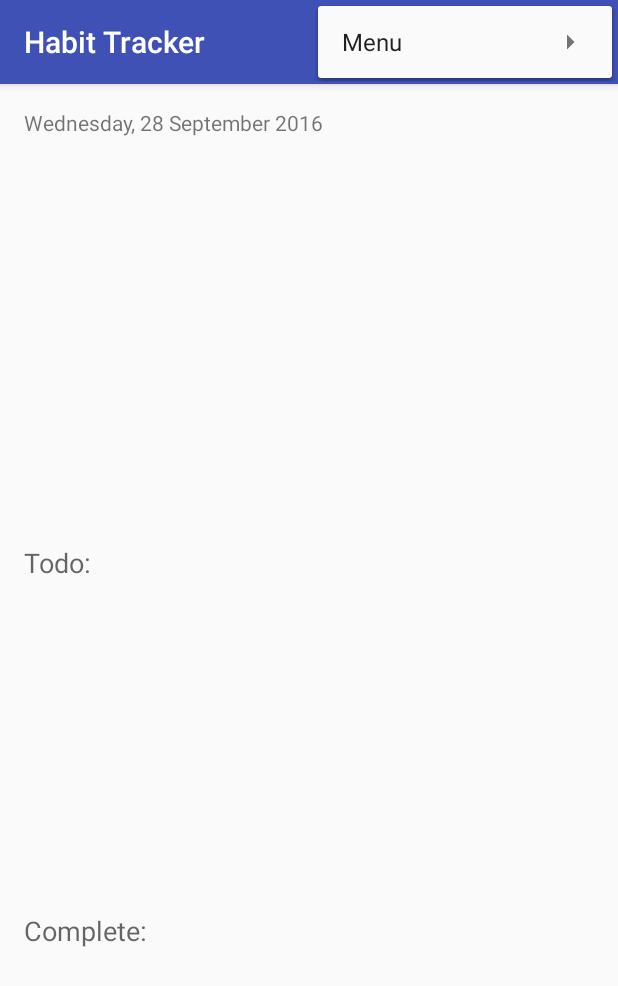
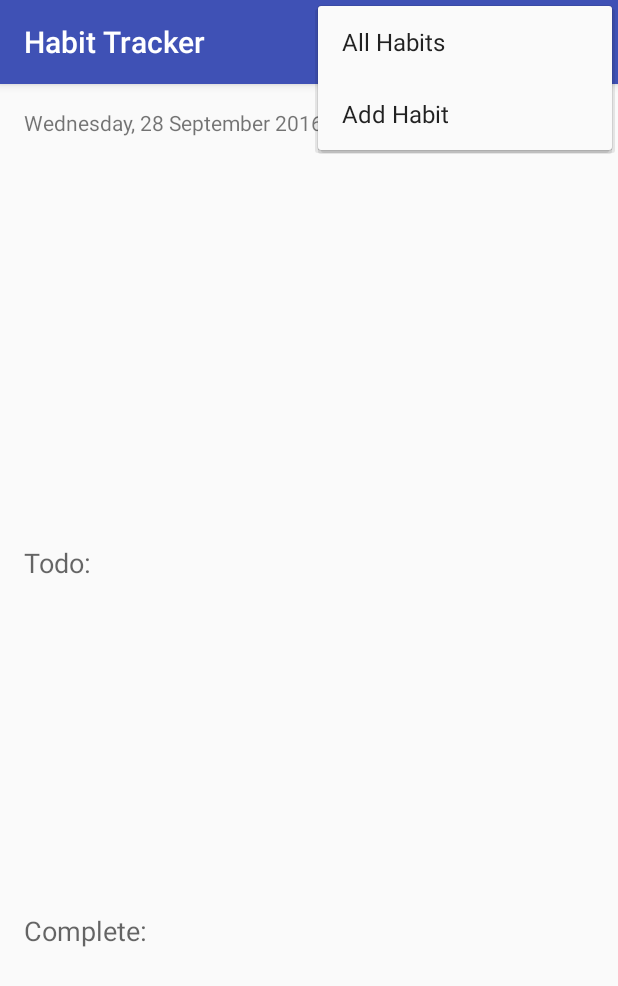
Before and after one commit to Asanche/HabitTracker, an Android app: the screen it shows after launch (MainActivity), with the options menu open, on a phone screen of 412 x 824 dp. Shown: the top 986 px of the screen. Run offline under Robolectric (Android 15) with nearby library versions, the phone set to English and light mode, and no system bars; 4 statements that could not run were skipped.

Commit message:
Renamed the all habits activity, got it to display all habits. Also added the add Habit activity, have UI in place.

```diff
--- a/app/src/main/AndroidManifest.xml
+++ b/app/src/main/AndroidManifest.xml
@@ -15,7 +15,9 @@
                 <category android:name="android.intent.category.LAUNCHER"/>
             </intent-filter>
         </activity>
-        <activity android:name=".AllHabits">
+        <activity android:name=".AllHabitsActivity">
+        </activity>
+        <activity android:name=".AddHabitActivity">
         </activity>
     </application>
 
--- a/app/src/main/java/com/example/adam/habittracker/Habit.java
+++ b/app/src/main/java/com/example/adam/habittracker/Habit.java
@@ -69,8 +69,8 @@ public class Habit
     @Override
     public String toString()
     {
-        String completedString = "Completed: ";
-        return this.name + " | " + completedString;
+        String completedString = (complete) ? "Complete!" : "Not Complete...";
+        return this.name + " \n " + completedString;
     }
 
 
--- a/app/src/main/res/menu/mainmenu.xml
+++ b/app/src/main/res/menu/mainmenu.xml
@@ -1,13 +1,7 @@
 <?xml version="1.0" encoding="utf-8"?>
 <menu xmlns:android="http://schemas.android.com/apk/res/android">
-    <item android:id="@+id/file"
-          android:title="Menu" >
-        <!-- "file" submenu -->
-        <menu>
-            <item android:id="@+id/create_new"
-                  android:title="All Habits" />
-            <item android:id="@+id/open"
-                  android:title="Add Habit" />
-        </menu>
-    </item>
+    <item android:id="@+id/all"
+          android:title="All Habits" />
+    <item android:id="@+id/add"
+          android:title="Add Habit" />
 </menu>
```
Also changed, not shown: app/src/main/java/com/example/adam/habittracker/AllHabits.java (deleted, +0 -15 lines), app/src/main/java/com/example/adam/habittracker/MainActivity.java (+18 -9 lines), app/src/main/res/layout/activity_all_habits.xml (+20 -1 lines).
